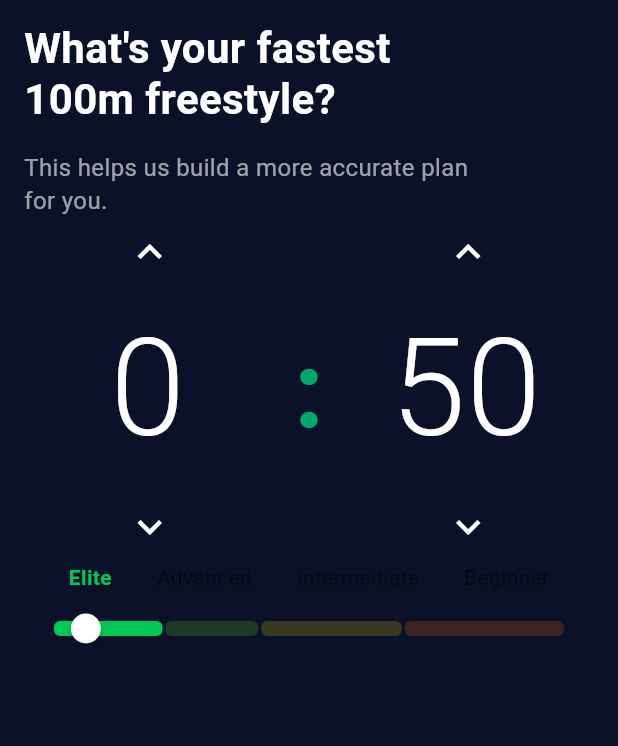
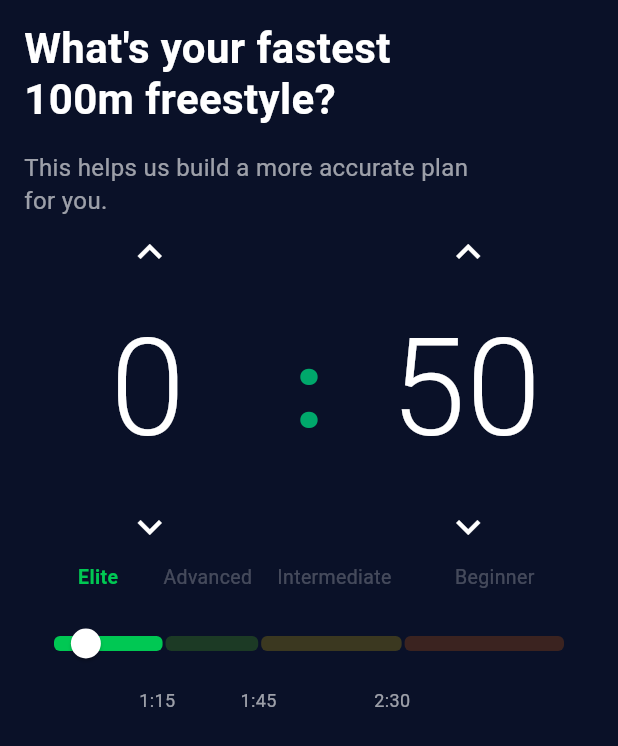
Before and after one commit to BogdanMamchych/swim_prog, a Flutter app: the screen it shows after launch, on a phone screen of 412 x 824 dp. Shown: the top 746 px of the screen. Run offline on Flutter 3.47's test engine with Material 3 defaults, Android fonts, the phone set to English and light mode, and no system bars; our stand-ins replace flutter_riverpod.

Commit message:
integrated syncfusion_flutter_sliders, removed swimming_lever_mark_widget because of integration with pace_slider_widget

```diff
--- a/lib/features/pace_selector/presentation/screen/pace_selector_screen.dart
+++ b/lib/features/pace_selector/presentation/screen/pace_selector_screen.dart
@@ -2,7 +2,6 @@ import 'package:flutter/material.dart';
 import 'package:flutter_riverpod/flutter_riverpod.dart';
 import 'package:swim_prog/features/pace_selector/presentation/widgets/pace_slider_widget.dart';
 import 'package:swim_prog/features/pace_selector/presentation/widgets/pace_widget.dart';
-import 'package:swim_prog/features/pace_selector/presentation/widgets/swimming_level_marks_widget.dart';
 import 'package:swim_prog/features/pace_selector/presentation/widgets/text_widget.dart';
 
 class PaceSelectorScreen extends ConsumerWidget {
@@ -34,7 +33,6 @@ class PaceSelectorScreen extends ConsumerWidget {
                 lineHeight: 1.4,
               ),
               const PaceWidget(),
-              SwimmingLevelMarksWidget(),
               const PaceSliderWidget(),
             ],
           ),
--- a/lib/features/pace_selector/presentation/widgets/pace_slider_widget.dart
+++ b/lib/features/pace_selector/presentation/widgets/pace_slider_widget.dart
@@ -6,44 +6,138 @@ import 'package:swim_prog/features/pace_selector/presentation/widgets/pace_track
 class PaceSliderWidget extends ConsumerWidget {
   const PaceSliderWidget({super.key});
 
+  String _formatDuration(double seconds) {
+    final int totalSeconds = seconds.round();
+    final int minutes = totalSeconds ~/ 60;
+    final int remainingSeconds = totalSeconds % 60;
+    return '$minutes:${remainingSeconds.toString().padLeft(2, '0')}';
+  }
+
   @override
   Widget build(BuildContext context, WidgetRef ref) {
     final duration = ref.watch(paceProvider);
     final config = ref.watch(paceConfigProvider);
-    final paceLength = ref.watch(paceLengthProvider);
     final tickMarks = ref.watch(tickMarksProvider);
     final colors = ref.watch(colorsProvider);
     final value = duration.inSeconds.toDouble();
 
-    return SliderTheme(
+    final double minTime = config.minTime.inSeconds.toDouble();
+    final double maxTime = config.maxTime.inSeconds.toDouble();
+    final double totalRange = maxTime - minTime;
+    final skills = config.marks.toList();
+
+    return LayoutBuilder(
+      builder: (context, constraints) {
+        final double totalWidth = constraints.maxWidth;
+
+        const double paddingLeft = 10.0;
+        const double paddingRight = 10.0;
+        final double usableWidth = totalWidth - paddingLeft - paddingRight;
+
+        return Column(
+          mainAxisSize: MainAxisSize.min,
+          children: [
+            SizedBox(
+              height: 25,
+              width: totalWidth,
+              child: Stack(
+                children: List.generate(skills.length, (index) {
+                  final double startSec = skills[index].startTime.inSeconds.toDouble();
+                  final double endSec = skills[index].endTime.inSeconds.toDouble();
+
+                  final double centerValue = (startSec + endSec) / 2;
+                  final double percentage = (centerValue - minTime) / totalRange;
+                  final double leftPosition = paddingLeft + (percentage * usableWidth);
+
+                  final isSelected = value >= startSec && value < endSec;
+
+                  return Positioned(
+                    left: leftPosition,
+                    child: FractionalTranslation(
+                      translation: const Offset(-0.5, 0.0),
+                      child: Text(
+                        skills[index].skill,
+                        style: TextStyle(
+                          color: isSelected ? skills[index].color : Colors.white24, // Сделали неактивные видимыми на темном фоне
+                          fontWeight: isSelected ? FontWeight.bold : FontWeight.normal,
+                          fontSize: 13,
+                        ),
+                      ),
+                    ),
+                  );
+                }),
+              ),
+            ),
+
+            const SizedBox(height: 5),
+
+            // 2. СЛАЙДЕР
+            SliderTheme(
               data: SliderTheme.of(context).copyWith(
                 trackHeight: 10,
                 trackShape: PaceTrackShape(
-          minTime: config.minTime.inSeconds.toDouble(),
-          maxTime: config.maxTime.inSeconds.toDouble(),
+                  minTime: minTime,
+                  maxTime: maxTime,
                   colors: colors,
-          tickMarks: tickMarks
+                  tickMarks: tickMarks,
                 ),
                 activeTrackColor: Colors.transparent,
                 inactiveTrackColor: Colors.transparent,
                 thumbColor: Colors.white,
                 overlayColor: Colors.white12,
-        thumbShape: const RoundSliderThumbShape(
-          enabledThumbRadius: 10,
-        ),
+                thumbShape: const RoundSliderThumbShape(enabledThumbRadius: 10),
               ),
               child: Slider(
                 value: value,
-        min: config.minTime.inSeconds.toDouble(),
-        max: config.maxTime.inSeconds.toDouble(),
-        divisions:
-            paceLength,
+                min: minTime,
+                max: maxTime,
                 onChanged: (newValue) {
-          ref.read(paceProvider.notifier).setDuration(
-            Duration(seconds: newValue.round()),
+                  ref
+                      .read(paceProvider.notifier)
+                      .setDuration(Duration(seconds: newValue.round()));
+                },
+              ),
+            ),
+
+            const SizedBox(height: 5),
+
+            SizedBox(
+              height: 20,
+              width: totalWidth,
+              child: Stack(
+                children: List.generate(tickMarks.length, (index) {
+                  if (index == 0) {
+                    return const SizedBox.shrink();
+                  }
+
+                  final double markValue = tickMarks[index].toDouble();
+                  final double percentage = (markValue - minTime) / totalRange;
+                  final double leftPosition = paddingLeft + (percentage * usableWidth);
+                  double translationX = -0.5;
+                  if (index == tickMarks.length - 1) translationX = -1.0;
+
+                  final bool isActive = value.round() == markValue.round();
+
+                  return Positioned(
+                    left: leftPosition,
+                    child: FractionalTranslation(
+                      translation: Offset(translationX, 0.0),
+                      child: Text(
+                        _formatDuration(markValue),
+                        style: TextStyle(
+                          fontSize: 12,
+                          fontWeight: isActive ? FontWeight.bold : FontWeight.normal,
+                          color: isActive ? Colors.white : Colors.white60,
+                        ),
+                      ),
+                    ),
+                  );
+                }),
+              ),
+            ),
+          ],
         );
       },
-      ),
     );
   }
 }
--- a/lib/features/pace_selector/presentation/widgets/swimming_level_marks_widget.dart
+++ /dev/null
@@ -1,29 +0,0 @@
-import 'package:flutter/material.dart';
-import 'package:flutter_riverpod/flutter_riverpod.dart';
-import 'package:swim_prog/features/pace_selector/data/providers/pace_providers.dart';
-
-class SwimmingLevelMarksWidget extends ConsumerWidget{
-  const SwimmingLevelMarksWidget({super.key});
-
-  @override
-  Widget build(BuildContext context, WidgetRef ref) {
-    final duration = ref.watch(paceProvider);
-    final config = ref.watch(paceConfigProvider);
-    final skills = config.marks.toList();
-
-    return Row(
-      mainAxisAlignment: MainAxisAlignment.spaceEvenly,
-      children: skills.map((skill) {
-        final isSelected = skill.startTime < duration && skill.endTime > duration;
-        return Text(
-          skill.skill,
-          style: TextStyle(
-            color: isSelected ? skill.color : Colors.black54,
-            fontWeight: isSelected ? FontWeight.bold : FontWeight.normal,
-          ),
-        );
-      }).toList(),
-    );
-  }
-
-}
--- a/pubspec.yaml
+++ b/pubspec.yaml
@@ -11,6 +11,7 @@ dependencies:
     sdk: flutter
   dio: ^5.9.2
   flutter_riverpod: ^3.3.2
+  syncfusion_flutter_sliders: ^33.2.13+1
 
 dev_dependencies:
   flutter_test:
```
Also changed, not shown: pubspec.lock. Lines whose indentation alone changed are shown as unchanged.
